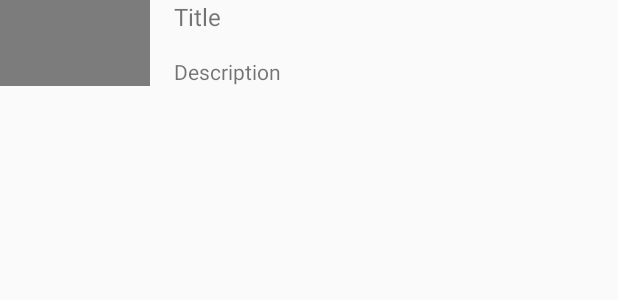
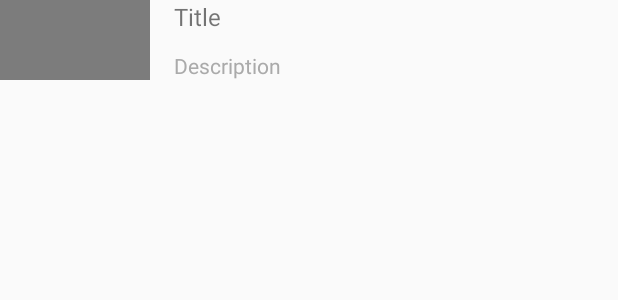
Before and after one commit to niraj-rayalla/Headliners, an Android app: the layout view_article.xml on its own in the app's theme, with its tools: preview values and no code run, on a phone screen of 412 x 824 dp. Shown: the top 300 px of the screen. Run offline under Robolectric (Android 15) with nearby library versions, the phone set to English and light mode, and no system bars; network calls fail.

```diff
--- a/app/build.gradle
+++ b/app/build.gradle
@@ -62,4 +62,7 @@ dependencies {
     kapt "androidx.room:room-compiler:2.2.3"
     annotationProcessor "androidx.room:room-compiler:2.2.3"
     api "androidx.room:room-rxjava2:2.2.3"
+
+    // Picasso
+    implementation 'com.squareup.picasso:picasso:2.5.2'
 }
--- a/app/src/main/java/com/miragelane/headliners/ui/views/NewsArticleView.kt
+++ b/app/src/main/java/com/miragelane/headliners/ui/views/NewsArticleView.kt
@@ -5,6 +5,7 @@ import android.view.View
 import androidx.constraintlayout.widget.ConstraintLayout
 import com.miragelane.headliners.R
 import com.miragelane.headliners.api.models.NewsArticle
+import com.squareup.picasso.Picasso
 import kotlinx.android.synthetic.main.view_article.view.*
 
 /**
@@ -34,8 +35,12 @@ class NewsArticleView(context: Context): ConstraintLayout(context) {
     //region Private Methods
 
     private fun setData(article: NewsArticle) {
+        // Set the needed texts
         this.titleTextView.text = article.title
         this.descriptionTextView.text = article.description
+
+        // Get the image for the article
+        Picasso.with(this.context).load(article.urlToImage).into(this.imageView)
     }
 
     //endregion
--- /dev/null
+++ b/app/src/main/res/color/list_item_touch.xml
@@ -0,0 +1,4 @@
+<?xml version="1.0" encoding="utf-8"?>
+<selector xmlns:android="http://schemas.android.com/apk/res/android">
+    <item android:state_pressed="true" android:color="#CCCCCC" />
+</selector>
--- a/app/src/main/res/layout/view_article.xml
+++ b/app/src/main/res/layout/view_article.xml
@@ -16,7 +16,7 @@
         app:layout_constraintBottom_toBottomOf="parent"
         app:layout_constraintStart_toStartOf="parent"
         app:layout_constraintTop_toTopOf="parent"
-        app:srcCompat="@android:drawable/screen_background_dark_transparent" />
+        app:srcCompat="@android:drawable/screen_background_dark_transparent"/>
 
     <TextView
         android:id="@+id/titleTextView"
@@ -29,14 +29,15 @@
         app:layout_constraintEnd_toEndOf="parent"
         app:layout_constraintStart_toEndOf="@id/imageView"
         app:layout_constraintTop_toTopOf="parent"
-        tools:text="Title" />
+        tools:text="Title"
+        android:ellipsize="end"  />
 
     <TextView
         android:id="@+id/descriptionTextView"
         android:layout_width="0dp"
         android:layout_height="wrap_content"
         android:layout_marginStart="16dp"
-        android:layout_marginTop="16dp"
+        android:layout_marginTop="12dp"
         android:layout_marginEnd="16dp"
         android:layout_marginBottom="16dp"
         android:maxLines="3"
@@ -44,6 +45,8 @@
         app:layout_constraintEnd_toEndOf="parent"
         app:layout_constraintStart_toEndOf="@id/imageView"
         app:layout_constraintTop_toBottomOf="@id/titleTextView"
-        tools:text="Description" />
+        tools:text="Description"
+        android:textColor="@android:color/darker_gray"
+        android:ellipsize="end" />
 
 </androidx.constraintlayout.widget.ConstraintLayout>
```
Also changed, not shown: app/src/main/java/com/miragelane/headliners/ui/adapters/NewsArticlesRecyclerViewAdapter.kt (+10 -0 lines).
